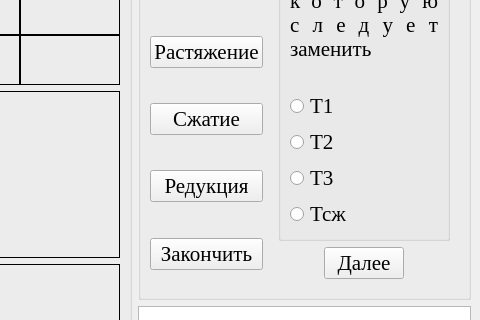
Above: optimizationmethods/ui/NeMi.ui from Eliminationzx/optimizationmethods before the change; both pictures show x 596 to 1076 and y 190 to 510 of the 1076 by 672 pixel window. Below: the same form after it.
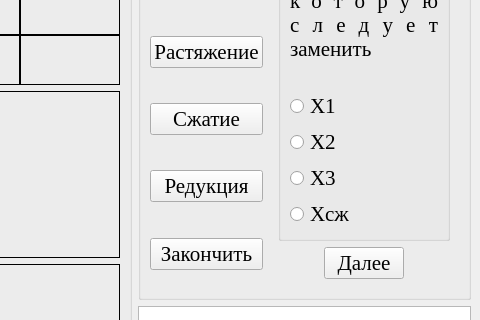
That is the form after the change. The open tabs and pages were chosen to show the change.

Commit message: Обозначил точки буквой X в форме для Нелдора-Мида.

```diff
--- a/optimizationmethods/ui/NeMi.ui
+++ b/optimizationmethods/ui/NeMi.ui
@@ -784,28 +784,21 @@
                   <item row="1" column="0">
                    <widget class="QRadioButton" name="t1_com_rb">
                     <property name="text">
-                     <string>Т1</string>
+                     <string>X1</string>
                     </property>
                    </widget>
                   </item>
                   <item row="2" column="0">
                    <widget class="QRadioButton" name="t2_com_rb">
                     <property name="text">
-                     <string>Т2</string>
+                     <string>X2</string>
                     </property>
                    </widget>
                   </item>
                   <item row="3" column="0">
                    <widget class="QRadioButton" name="t3_com_rb">
                     <property name="text">
-                     <string>Т3</string>
-                    </property>
-                   </widget>
-                  </item>
-                  <item row="4" column="0">
-                   <widget class="QRadioButton" name="tsj_com_rb">
-                    <property name="text">
-                     <string>Тсж</string>
+                     <string>X3</string>
                     </property>
                    </widget>
                   </item>
@@ -828,6 +821,13 @@
                     </property>
                    </widget>
                   </item>
+                  <item row="4" column="0">
+                   <widget class="QRadioButton" name="tsj_com_rb">
+                    <property name="text">
+                     <string>Xсж</string>
+                    </property>
+                   </widget>
+                  </item>
                  </layout>
                 </widget>
                </item>
```
Left out of the diff: 24 changed lines with no effect on the pictures.
